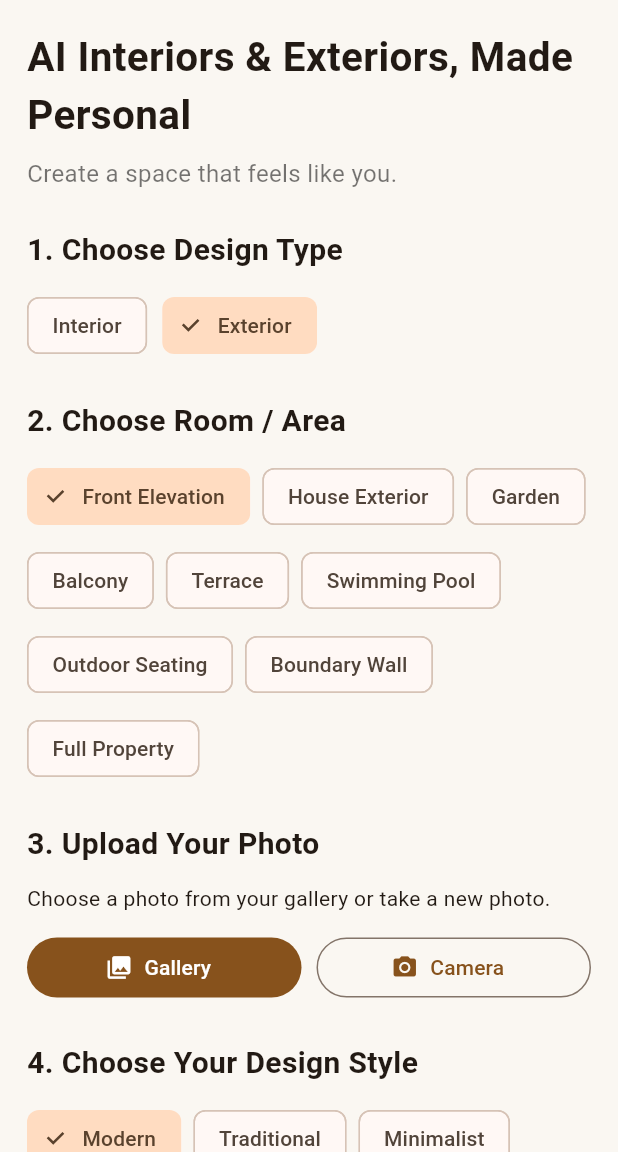
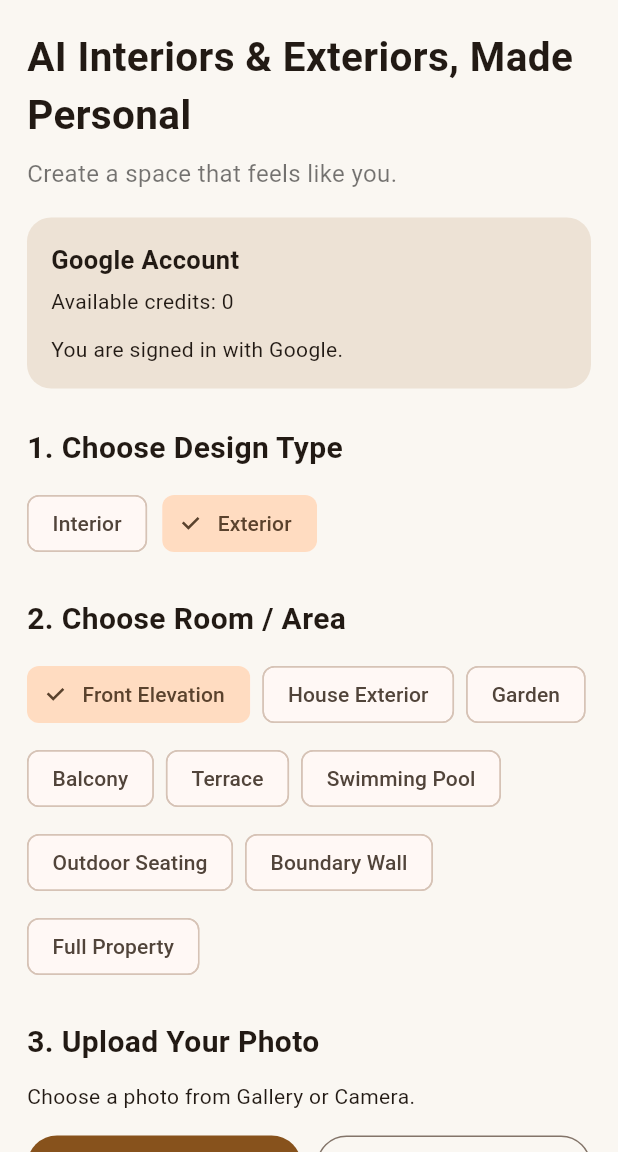
Before and after one commit to manoharparihar0291-art/design-your-space, a Flutter app: the screen it shows after launch, after a tap on "Exterior", on a phone screen of 412 x 824 dp, the part 84-1236 px from its top. Run offline on Flutter 3.47's test engine with Material 3 defaults, Android fonts, the phone set to English and light mode, and no system bars; our stand-ins replace firebase_auth, firebase_core, google_sign_in, image_picker, shared_preferences; accounts and stored records are empty; network calls fail.

Commit message:
Update main.dart

```diff
--- a/lib/main.dart
+++ b/lib/main.dart
@@ -2,8 +2,14 @@
 import 'dart:io';
 import 'package:flutter/material.dart';
 import 'package:image_picker/image_picker.dart';
+import 'package:firebase_core/firebase_core.dart';
+import 'package:firebase_auth/firebase_auth.dart';
+import 'package:google_sign_in/google_sign_in.dart';
+import 'package:shared_preferences/shared_preferences.dart';
 
-void main() {
+Future<void> main() async {
+  WidgetsFlutterBinding.ensureInitialized();
+  await Firebase.initializeApp();
   runApp(const DesignYourSpaceApp());
 }
 
@@ -35,62 +41,145 @@ class DesignHome extends StatefulWidget {
 }
 
 class _DesignHomeState extends State<DesignHome> {
-  final ImagePicker picker = ImagePicker();
-  final TextEditingController areaController = TextEditingController();
-  final TextEditingController customStyleController =
-      TextEditingController();
+  final auth = FirebaseAuth.instance;
+  final picker = ImagePicker();
+  final areaController = TextEditingController();
+  final customStyleController = TextEditingController();
 
+  User? user;
   File? selectedImage;
+  bool loading = true;
+  bool signingIn = false;
+  int credits = 0;
 
   String designType = 'Interior';
   String selectedRoom = 'Living Room';
   String selectedStyle = 'Modern';
   String areaUnit = 'sq ft';
 
-  final List<String> styles = [
-    'Modern',
-    'Traditional',
-    'Minimalist',
-    'Luxury',
-    'Contemporary',
-    'Scandinavian',
-    'Industrial',
-    'Bohemian',
-    'Indian Heritage',
-    'Rustic',
-    'Japandi',
-    'Art Deco',
-    'Coastal',
-    'Classic',
-    'Custom',
+  final styles = [
+    'Modern', 'Traditional', 'Minimalist', 'Luxury',
+    'Contemporary', 'Scandinavian', 'Industrial',
+    'Bohemian', 'Indian Heritage', 'Rustic', 'Japandi',
+    'Art Deco', 'Coastal', 'Classic', 'Custom',
   ];
 
-  final List<String> interiorRooms = [
-    'Living Room',
-    'Bedroom',
-    'Kitchen',
-    'Bathroom',
-    'Dining Room',
-    'Office',
-    'Kids Room',
-    'Study Room',
-    'Hallway',
-    'Full House',
-    'Shop',
-    'Restaurant',
+  final interiorRooms = [
+    'Living Room', 'Bedroom', 'Kitchen', 'Bathroom',
+    'Dining Room', 'Office', 'Kids Room', 'Study Room',
+    'Hallway', 'Full House', 'Shop', 'Restaurant',
   ];
 
-  final List<String> exteriorRooms = [
-    'Front Elevation',
-    'House Exterior',
-    'Garden',
-    'Balcony',
-    'Terrace',
-    'Swimming Pool',
-    'Outdoor Seating',
-    'Boundary Wall',
-    'Full Property',
+  final exteriorRooms = [
+    'Front Elevation', 'House Exterior', 'Garden',
+    'Balcony', 'Terrace', 'Swimming Pool',
+    'Outdoor Seating', 'Boundary Wall', 'Full Property',
   ];
+
+  @override
+  void initState() {
+    super.initState();
+    startGuestMode();
+  }
+
+  Future<void> startGuestMode() async {
+    try {
+      User? current = auth.currentUser;
+      current ??= (await auth.signInAnonymously()).user;
+
+      if (current != null) {
+        await loadCredits(current, 1);
+      }
+    } catch (e) {
+      showMessage('Firebase connection error: $e');
+    }
+
+    if (mounted) setState(() => loading = false);
+  }
+
+  Future<void> loadCredits(User current, int initial) async {
+    final prefs = await SharedPreferences.getInstance();
+    final key = 'credits_${current.uid}';
+
+    if (prefs.getInt(key) == null) {
+      await prefs.setInt(key, initial);
+    }
+
+    if (!mounted) return;
+    setState(() {
+      user = current;
+      credits = prefs.getInt(key) ?? initial;
+    });
+  }
+
+  Future<void> googleLogin() async {
+    setState(() => signingIn = true);
+
+    try {
+      final googleUser = await GoogleSignIn().signIn();
+
+      if (googleUser == null) {
+        setState(() => signingIn = false);
+        return;
+      }
+
+      final googleAuth = await googleUser.authentication;
+
+      final credential = GoogleAuthProvider.credential(
+        accessToken: googleAuth.accessToken,
+        idToken: googleAuth.idToken,
+      );
+
+      UserCredential result;
+
+      if (auth.currentUser?.isAnonymous == true) {
+        try {
+          result = await auth.currentUser!.linkWithCredential(credential);
+        } on FirebaseAuthException catch (e) {
+          if (e.code == 'credential-already-in-use') {
+            result = await auth.signInWithCredential(credential);
+          } else {
+            rethrow;
+          }
+        }
+      } else {
+        result = await auth.signInWithCredential(credential);
+      }
+
+      if (result.user != null) {
+        await loadCredits(result.user!, 4);
+
+        // Google account ko 4 credits ka starting balance.
+        final prefs = await SharedPreferences.getInstance();
+        final key = 'credits_${result.user!.uid}';
+        await prefs.setInt(key, 4);
+
+        if (mounted) {
+          setState(() => credits = 4);
+          showMessage('Google Login successful! 4 credits available.');
+        }
+      }
+    } catch (e) {
+      showMessage('Google Login failed: $e');
+    }
+
+    if (mounted) setState(() => signingIn = false);
+  }
+
+  Future<void> logoutToGuest() async {
+    try {
+      await GoogleSignIn().signOut();
+      await auth.signOut();
+      final result = await auth.signInAnonymously();
+
+      if (result.user != null) {
+        await loadCredits(result.user!, 1);
+        showMessage('Guest Mode started. Welcome!');
+      }
+    } catch (e) {
+      showMessage('Logout error: $e');
+    }
+  }
 
   double get areaInSqFt {
     final value = double.tryParse(areaController.text) ?? 0;
@@ -111,20 +200,16 @@ class _DesignHomeState extends State<DesignHome> {
         imageQuality: 85,
       );
 
-      if (photo != null) {
-        setState(() {
-          selectedImage = File(photo.path);
-        });
+      if (photo != null && mounted) {
+        setState(() => selectedImage = File(photo.path));
       }
     } catch (e) {
-      if (!mounted) return;
-      ScaffoldMessenger.of(context).showSnackBar(
-        const SnackBar(content: Text('Photo select nahi ho payi.')),
-      );
+      showMessage('Photo select nahi ho payi.');
     }
   }
 
   void showMessage(String message) {
+    if (!mounted) return;
     ScaffoldMessenger.of(context).showSnackBar(
       SnackBar(content: Text(message)),
     );
@@ -155,6 +240,34 @@ class _DesignHomeState extends State<DesignHome> {
     );
   }
 
+  void prepareDesign() {
+    if (selectedImage == null) {
+      showMessage('Please upload a photo first.');
+      return;
+    }
+
+    if (credits <= 0) {
+      showMessage('No credits left. Please check your account.');
+      return;
+    }
+
+    if (areaInSqFt <= 0) {
+      showMessage('Please enter the area.');
+      return;
+    }
+
+    if (selectedStyle == 'Custom' &&
+        customStyleController.text.trim().isEmpty) {
+      showMessage('Please describe your custom style.');
+      return;
+    }
+
+    showMessage(
+      'Your photo is ready. Actual AI image generation '
+      'connection is still pending. No credit used.',
+    );
+  }
+
   @override
   void dispose() {
     areaController.dispose();
@@ -164,9 +277,14 @@ class _DesignHomeState extends State<DesignHome> {
 
   @override
   Widget build(BuildContext context) {
-    final rooms = designType == 'Interior'
-        ? interiorRooms
-        : exteriorRooms;
+    if (loading) {
+      return const Scaffold(
+        body: Center(child: CircularProgressIndicator()),
+      );
+    }
+
+    final rooms =
+        designType == 'Interior' ? interiorRooms : exteriorRooms;
 
     return Scaffold(
       appBar: AppBar(
@@ -174,7 +292,14 @@ class _DesignHomeState extends State<DesignHome> {
           'Design Your Space',
           style: TextStyle(fontWeight: FontWeight.bold),
         ),
-        backgroundColor: const Color(0xFFFAF7F2),
+        actions: [
+          if (user != null)
+            IconButton(
+              tooltip: 'Logout',
+              onPressed: logoutToGuest,
+              icon: const Icon(Icons.logout),
+            ),
+        ],
       ),
       body: SingleChildScrollView(
         padding: const EdgeInsets.all(18),
@@ -192,6 +317,48 @@ class _DesignHomeState extends State<DesignHome> {
             const Text(
               'Create a space that feels like you.',
               style: TextStyle(color: Colors.black54, fontSize: 16),
+            ),
+
+            const SizedBox(height: 18),
+            Container(
+              width: double.infinity,
+              padding: const EdgeInsets.all(16),
+              decoration: BoxDecoration(
+                color: const Color(0xFFEDE2D5),
+                borderRadius: BorderRadius.circular(16),
+              ),
+              child: Column(
+                crossAxisAlignment: CrossAxisAlignment.start,
+                children: [
+                  Text(
+                    user?.isAnonymous == true
+                        ? 'Guest Account'
+                        : 'Google Account',
+                    style: const TextStyle(
+                      fontWeight: FontWeight.bold,
+                      fontSize: 17,
+                    ),
+                  ),
+                  const SizedBox(height: 6),
+                  Text('Available credits: $credits'),
+                  const SizedBox(height: 12),
+                  if (user?.isAnonymous == true)
+                    SizedBox(
+                      width: double.infinity,
+                      child: FilledButton.icon(
+                        onPressed: signingIn ? null : googleLogin,
+                        icon: const Icon(Icons.login),
+                        label: Text(
+                          signingIn
+                              ? 'Please wait...'
+                              : 'Continue with Google - Get 4 Credits',
+                        ),
+                      ),
+                    )
+                  else
+                    const Text('You are signed in with Google.'),
+                ],
+              ),
             ),
 
             sectionTitle('1. Choose Design Type'),
@@ -225,9 +392,7 @@ class _DesignHomeState extends State<DesignHome> {
             ),
 
             sectionTitle('3. Upload Your Photo'),
-            const Text(
-              'Choose a photo from your gallery or take a new photo.',
-            ),
+            const Text('Choose a photo from Gallery or Camera.'),
             const SizedBox(height: 12),
             Row(
               children: [
@@ -261,9 +426,7 @@ class _DesignHomeState extends State<DesignHome> {
                 ),
               ),
               TextButton.icon(
-                onPressed: () {
-                  setState(() => selectedImage = null);
-                },
+                onPressed: () => setState(() => selectedImage = null),
                 icon: const Icon(Icons.delete_outline),
                 label: const Text('Remove Photo'),
               ),
@@ -287,8 +450,6 @@ class _DesignHomeState extends State<DesignHome> {
                 maxLines: 3,
                 decoration: const InputDecoration(
                   labelText: 'Describe your custom style',
-                  hintText:
-                      'Example: Modern Indian design with warm wooden furniture...',
                   border: OutlineInputBorder(),
                 ),
               ),
@@ -301,9 +462,8 @@ class _DesignHomeState extends State<DesignHome> {
                   flex: 2,
                   child: TextField(
                     controller: areaController,
-                    keyboardType: const TextInputType.numberWithOptions(
-                      decimal: true,
-                    ),
+                    keyboardType:
+                        const TextInputType.numberWithOptions(decimal: true),
                     onChanged: (_) => setState(() {}),
                     decoration: const InputDecoration(
                       labelText: 'Area',
@@ -373,28 +533,7 @@ class _DesignHomeState extends State<DesignHome> {
               width: double.infinity,
               height: 52,
               child: FilledButton.icon(
-                onPressed: () {
-                  if (selectedImage == null) {
-                    showMessage('Please upload a room photo first.');
-                    return;
-                  }
-
-                  if (areaInSqFt <= 0) {
-                    showMessage('Please enter the area.');
-                    return;
-                  }
-
-                  if (selectedStyle == 'Custom' &&
-                      customStyleController.text.trim().isEmpty) {
-                    showMessage('Please describe your custom style.');
-                    return;
-                  }
-
-                  showMessage(
-                    'Your design details are ready. AI service '
-                    'connection is the next step.',
-                  );
-                },
+                onPressed: prepareDesign,
                 icon: const Icon(Icons.auto_awesome),
                 label: const Text(
                   'Prepare My Design',
```
